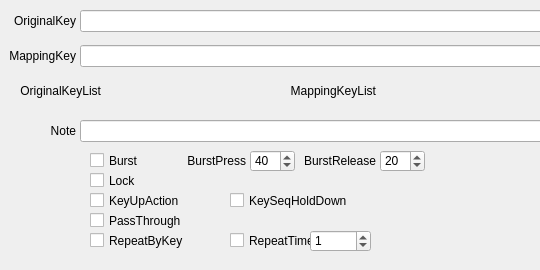
Zalafina/QKeyMapper, file QKeyMapper/qitemsetupdialog.ui: the form before one commit; both pictures show x 0 to 540 and y 0 to 270 of the 820 by 270 pixel window.
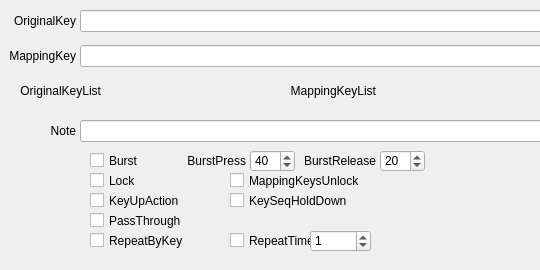
The form after the commit.

Commit message: Add MappingKeysUnlock for mappingkeys keyup to unlock.

```diff
--- a/QKeyMapper/qitemsetupdialog.ui
+++ b/QKeyMapper/qitemsetupdialog.ui
@@ -411,6 +411,25 @@
     <bool>false</bool>
    </property>
   </widget>
+  <widget class="QCheckBox" name="mappingKeysUnlockCheckBox">
+   <property name="geometry">
+    <rect>
+     <x>230</x>
+     <y>170</y>
+     <width>141</width>
+     <height>21</height>
+    </rect>
+   </property>
+   <property name="focusPolicy">
+    <enum>Qt::NoFocus</enum>
+   </property>
+   <property name="text">
+    <string>MappingKeysUnlock</string>
+   </property>
+   <property name="checked">
+    <bool>false</bool>
+   </property>
+  </widget>
  </widget>
  <resources/>
  <connections/>
```
Left out of the diff: 40 changed lines with no effect on the pictures.
